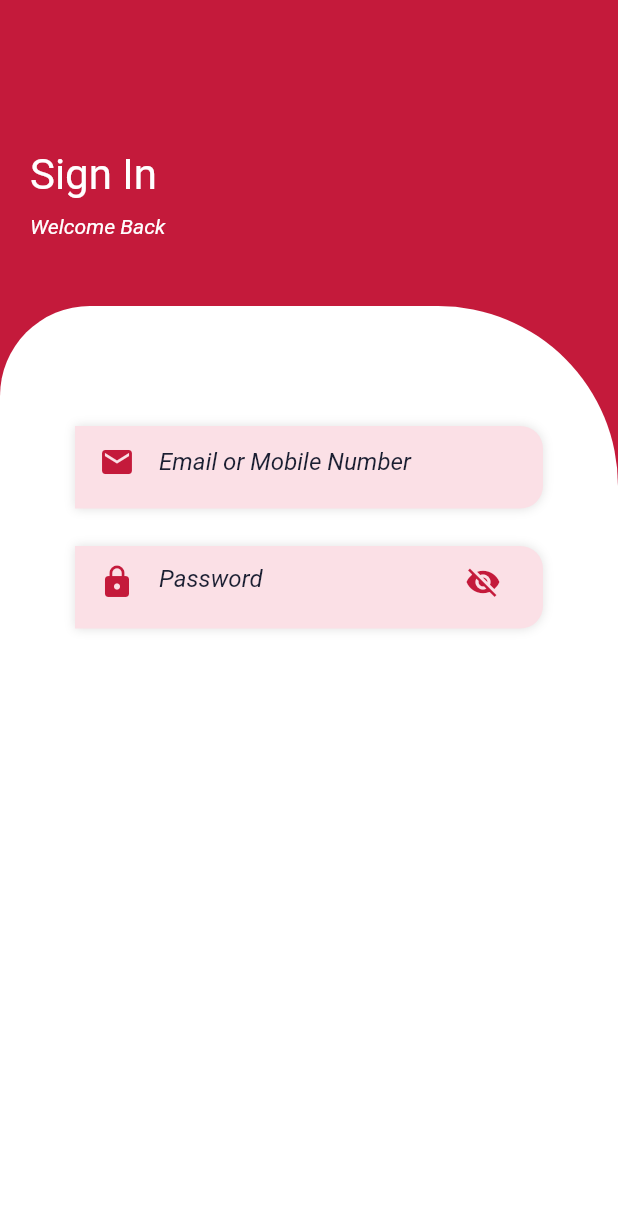
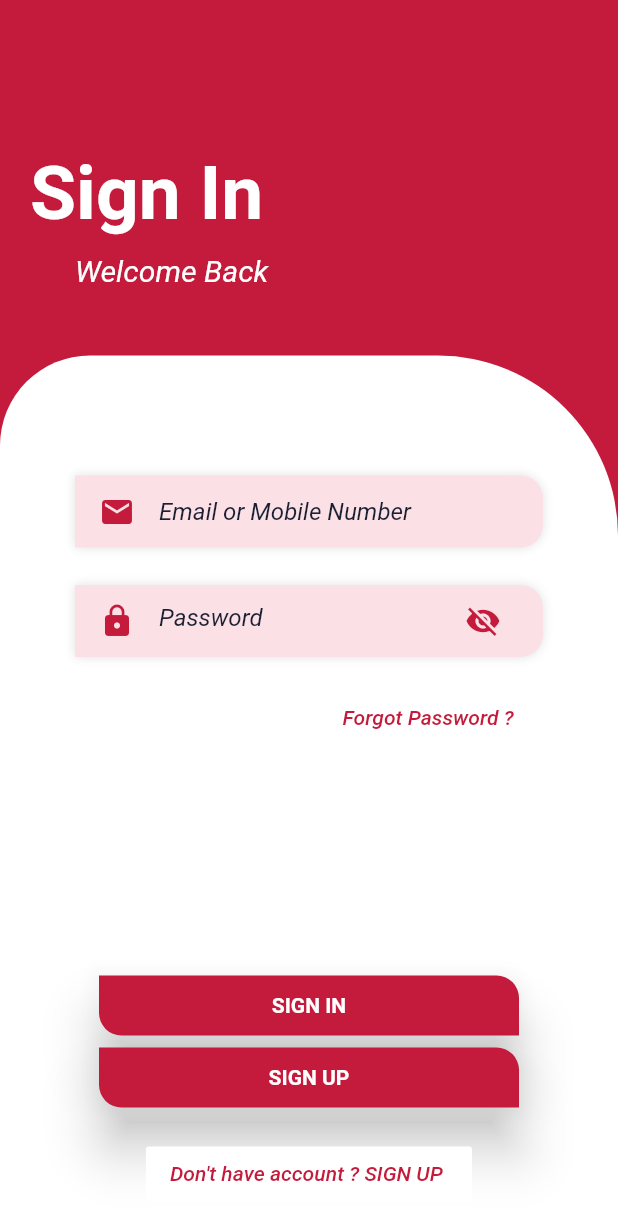
Before and after one commit to ThiemJson/Flutter_StudentManagementSoftware, a Flutter app: the screen it shows after launch, on a phone screen of 412 x 824 dp. Shown: the top 1220 px of the screen. Run offline on Flutter 3.47's test engine with Material 2 defaults, Android fonts, the phone set to English and light mode, and no system bars.

Commit message:
Done page SignIn

```diff
--- a/lib/SignIn.dart
+++ b/lib/SignIn.dart
@@ -14,9 +14,9 @@ class _MyAppSignInState extends State<MyAppSignIn> {
       debugShowCheckedModeBanner: false,
       title: "SigIn",
       theme: ThemeData(
-        primaryColor: Color(0XFFC41A3B),
-        primaryColorLight: Color(0XFFFBE0E6),
-        accentColor: Color(0XFF1B1F32),
+        primaryColor: Color(0xFFC41A3B),
+        primaryColorLight: Color(0xFFFBE0E6),
+        accentColor: Color(0xFF1B1F32),
       ),
       home: MyHomePage(),
     );
@@ -38,19 +38,19 @@ class _MyHomePageState extends State<MyHomePage> {
           child: Container(
             height: MediaQuery.of(context).size.height,
             width: double.infinity,
-            color: Color(0XFFC41A3B),
+            color: Color(0xFFC41A3B),
             child: Column(
               crossAxisAlignment: CrossAxisAlignment.start,
               children: <Widget>[
                 SizedBox(height: 100.0,),
                 Padding(
                   padding: const EdgeInsets.only(left: 20.0, top: 0.0, right: 0.0, bottom: 0.0),
-                  child: Text('Sign In', style: TextStyle(color: Colors.white, fontSize: 28.0),),
+                  child: Text('Sign In', style: TextStyle(color: Colors.white, fontSize: 50.0, fontWeight: FontWeight.bold),),
                 ),
                 SizedBox(height: 10,),
                 Padding(
-                  padding: const EdgeInsets.only(left: 20.0, top: 0.0, right: 0.0, bottom: 0.0),
-                  child: Text('Welcome Back', style: TextStyle(fontSize: 14.00, fontStyle: FontStyle.italic, color: Colors.white),),
+                  padding: const EdgeInsets.only(left: 50.0, top: 0.0, right: 0.0, bottom: 0.0),
+                  child: Text('Welcome Back', style: TextStyle(fontSize: 20.00, fontStyle: FontStyle.italic, color: Colors.white),),
                 ),
                 SizedBox(height: 45,),
                 Expanded(
@@ -81,7 +81,7 @@ class _MyHomePageState extends State<MyHomePage> {
                                     boxShadow: [BoxShadow(color: Colors.black12, blurRadius: 5.0)]
                                   ),
                                   width: MediaQuery.of(context).size.width/1.2,
-                                  height: 55.0,
+                                  height: 48.0,
                                   padding: EdgeInsets.only(top: 0, left: 16, right: 16, bottom: 0),
                                   child: TextField(
                                     cursorColor: Color(0xFFC41A3B),
@@ -97,7 +97,7 @@ class _MyHomePageState extends State<MyHomePage> {
                                 ),
                                 Container(
                                   width: MediaQuery.of(context).size.width/1.2,
-                                  height: 55.0,
+                                  height: 48.0,
                                   padding: EdgeInsets.only(top: 0, left: 16, right: 16, bottom: 0),
                                   margin: EdgeInsets.only(top: 25),
                                   decoration: BoxDecoration(
@@ -117,10 +117,81 @@ class _MyHomePageState extends State<MyHomePage> {
                                     keyboardType: TextInputType.emailAddress,
                                     decoration: InputDecoration(
                                         icon: Icon(Icons.lock, color: Color(0xFFC41A3B),),
-                                        suffixIcon: Icon(Icons.visibility_off, color: Color(0xFFC41A3B) ,),
+                                        //suffixIcon: Icon(Icons.visibility_off, color: Color(0xFFC41A3B) ,),
+                                        suffixIcon: IconButton(
+                                          icon: Icon(Icons.visibility_off, color: Color(0xFFC41A3B),),
+                                          onPressed: (){print("trigger");},
+                                        ),
                                         border: InputBorder.none,
                                         hintText: 'Password  ',
                                         hintStyle: TextStyle(fontStyle: FontStyle.italic, color: Color(0xFF1B1F32))
+                                    ),
+                                  ),
+                                ),
+                                Padding(
+                                  padding: const EdgeInsets.only(top: 16),
+                                  child: Align(
+                                    alignment: Alignment.centerRight,
+                                    child: FlatButton(
+                                      onPressed: (){
+
+                                      },
+                                      highlightColor: Colors.transparent,
+                                      color: Colors.white,
+                                      child: Text('Forgot Password ? ', style: TextStyle(fontStyle: FontStyle.italic, fontSize: 14, color: Color(0xFFC41A3B)),),
+                                    ),
+                                  ),
+                                ),
+                                Spacer(),
+                                Container(
+                                  width: double.infinity,
+                                  padding: EdgeInsets.only(right: 16, left: 16),
+                                  child: RaisedButton(
+                                    elevation: 15,
+                                    onPressed: (){},
+                                    shape: RoundedRectangleBorder(
+                                      borderRadius: BorderRadius.only(
+                                        bottomLeft: Radius.circular(15),
+                                        bottomRight: Radius.circular(0),
+                                        topLeft: Radius.circular(0),
+                                        topRight: Radius.circular(15),
+                                      )
+                                    ),
+                                    padding: EdgeInsets.all(12),
+                                    child: Text('SIGN IN', style: TextStyle(fontWeight: FontWeight.bold, color: Colors.white),),
+                                    color: Color(0xFFC41A3B) ,
+                                  ),
+                                ),
+                                Container(
+                                  width: double.infinity,
+                                  padding: EdgeInsets.only(right: 16, left: 16),
+                                  child: RaisedButton(
+                                    elevation: 15,
+                                    onPressed: (){},
+                                    shape: RoundedRectangleBorder(
+                                        borderRadius: BorderRadius.only(
+                                          bottomLeft: Radius.circular(15),
+                                          bottomRight: Radius.circular(0),
+                                          topLeft: Radius.circular(0),
+                                          topRight: Radius.circular(15),
+                                        )
+                                    ),
+                                    padding: EdgeInsets.all(12),
+                                    child: Text('SIGN UP', style: TextStyle(fontWeight: FontWeight.bold, color: Colors.white),),
+                                    color: Color(0xFFC41A3B) ,
+                                  ),
+                                ),
+                                Padding(
+                                  padding: const EdgeInsets.only(top: 16),
+                                  child: Align(
+                                    alignment: Alignment.center,
+                                    child: FlatButton(
+                                      onPressed: (){
+
+                                      },
+                                      highlightColor: Colors.transparent,
+                                      color: Colors.white,
+                                      child: Text("Don't have account ? SIGN UP ", style: TextStyle(fontStyle: FontStyle.italic, fontSize: 14, color: Color(0xFFC41A3B)),),
                                     ),
                                   ),
                                 ),
```
